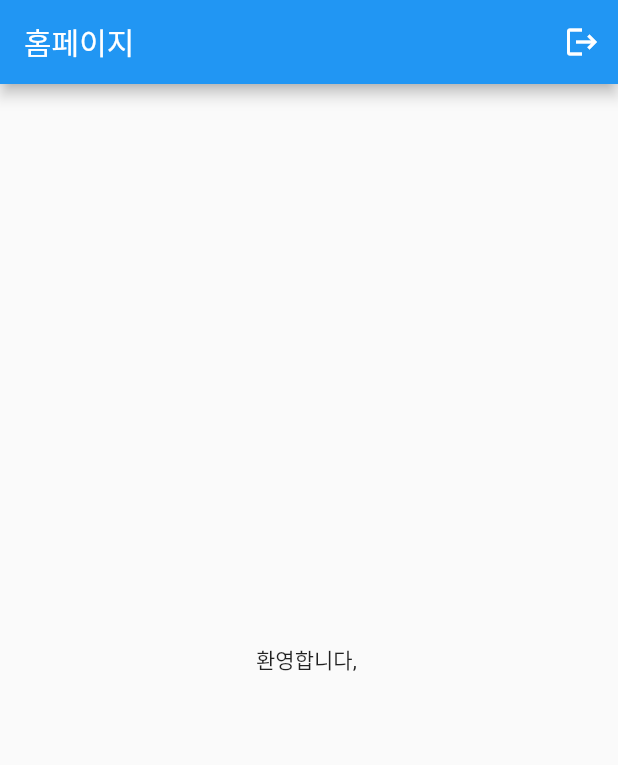
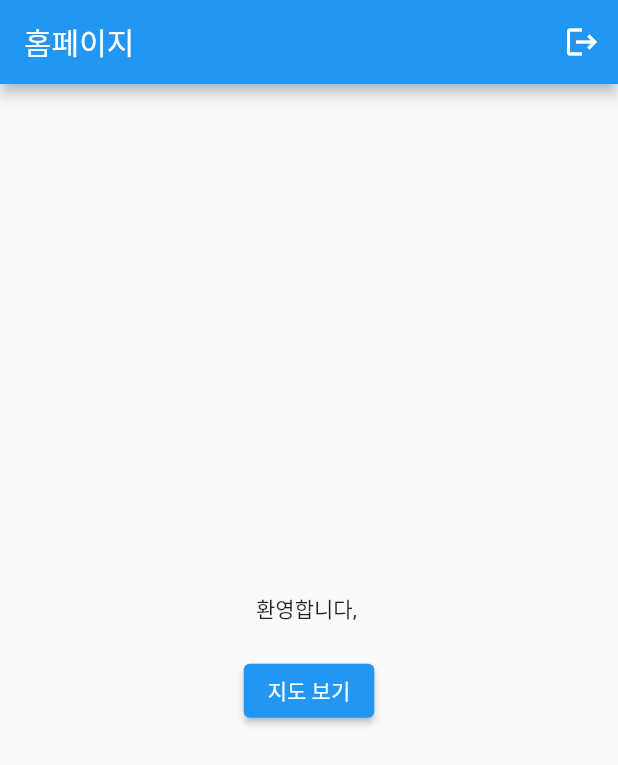
Before and after one commit to BOJ-ios/GDSC_DAU_Plogging, a Flutter app: the HomePage screen opened directly, on a phone screen of 412 x 824 dp. Shown: the top 765 px of the screen. Run offline on Flutter 3.47's test engine with Material 2 defaults, Android fonts, the phone set to English and light mode, and no system bars; our stand-ins replace cloud_firestore, firebase_auth, firebase_core, geolocator, google_maps_flutter; accounts and stored records are empty; generated files the repository leaves out were written again.

Commit message:
구글맵 추가

```diff
--- a/plogging/lib/homepage.dart
+++ b/plogging/lib/homepage.dart
@@ -2,6 +2,7 @@ import 'package:firebase_auth/firebase_auth.dart';
 import 'package:flutter/material.dart';
 import 'package:plogging/loginpage.dart';
 import 'package:provider/provider.dart';
+import 'package:plogging/mappage.dart';
 
 import 'auth_service.dart';
 
@@ -29,7 +30,23 @@ class HomePage extends StatelessWidget {
         ],
       ),
       body: Center(
-        child: Text(user != null ? '환영합니다, ${user.email}' : '로그인 상태가 아닙니다.'),
+        // child: Text(user != null ? '환영합니다, ${user.email}' : '로그인 상태가 아닙니다.'),
+        child: Column(
+          mainAxisAlignment: MainAxisAlignment.center,
+          children: <Widget>[
+            Text(user != null ? '환영합니다, ${user.email}' : '로그인 상태가 아닙니다.'),
+            SizedBox(height: 20), // 공간을 띄워줍니다.
+            ElevatedButton(
+              onPressed: () {
+                // mapPage로 이동
+                Navigator.of(context).push(MaterialPageRoute(
+                  builder: (context) => MapPage(), // MapPage로 이동하도록 수정
+                ));
+              },
+              child: Text('지도 보기'),
+            ),
+          ],
+        ),
       ),
     );
   }
--- a/plogging/pubspec.yaml
+++ b/plogging/pubspec.yaml
@@ -39,6 +39,10 @@ dependencies:
   cloud_firestore: ^4.12.2
   firebase_auth: ^4.12.1
   provider: ^6.0.5
+  google_maps_flutter: ^2.5.0
+  geolocator: ^10.1.0
+  permission_handler: ^11.0.1
+  pedometer: ^4.0.1
 
 dev_dependencies:
   flutter_test:
```
Also changed, not shown: plogging/lib/mappage.dart (added, +93 -0 lines), plogging/pubspec.lock, 7 other files.
